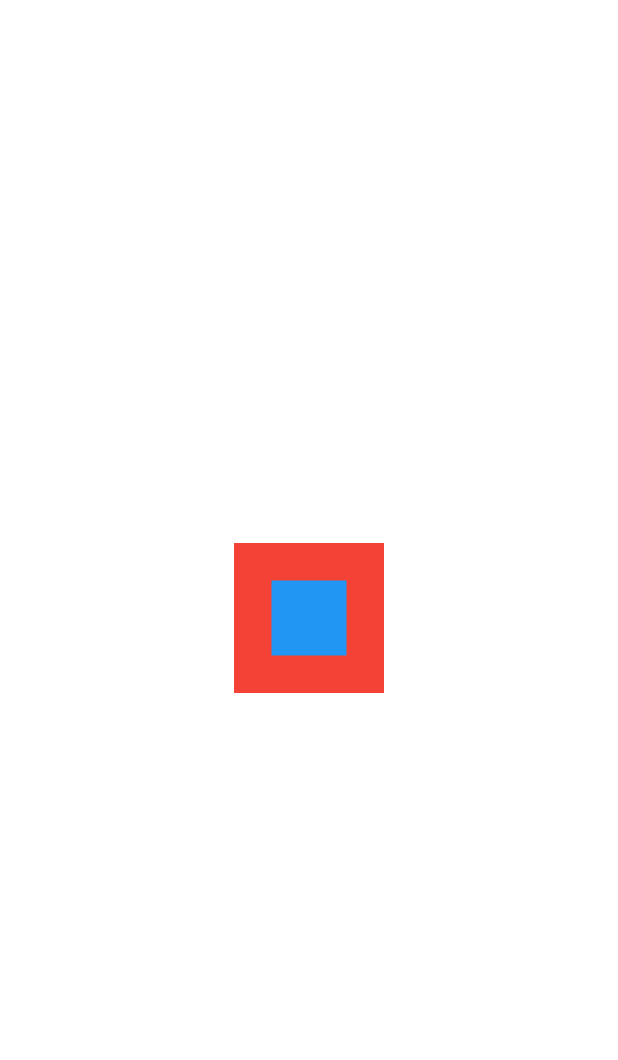
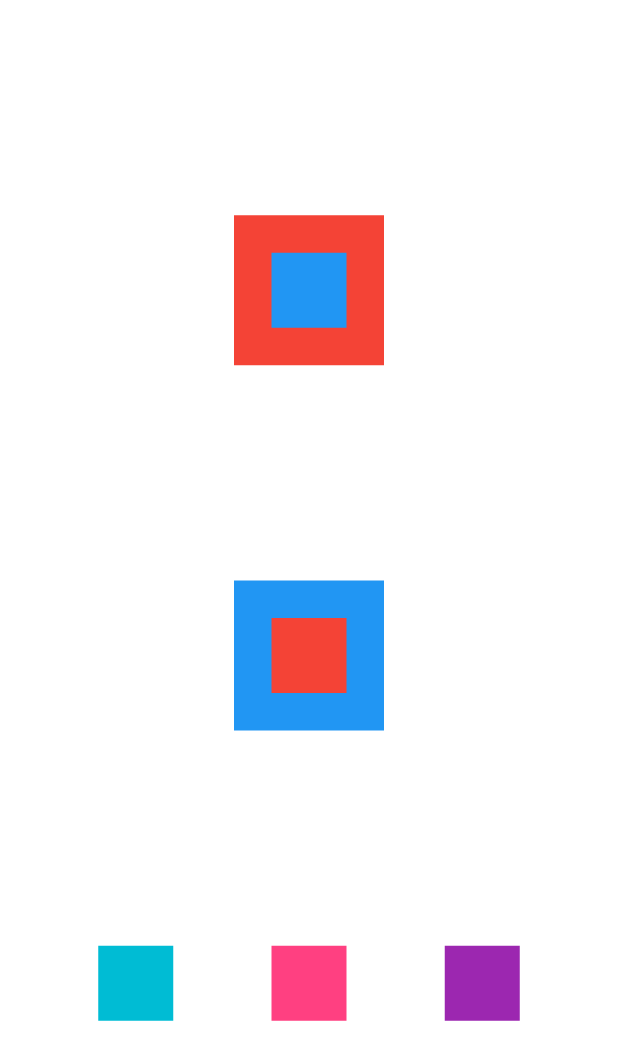
Before and after one commit to ohenriquemonte/flutter_alr_widgets_stateless_stateful, a Flutter app: the screen it shows after launch, on a phone screen of 412 x 824 dp. Shown: the top 1060 px of the screen. Run offline on Flutter 3.47's test engine with Material 2 defaults, Android fonts, the phone set to English and light mode, and no system bars.

Commit message:
02.04 - Column e Row

```diff
--- a/lib/main.dart
+++ b/lib/main.dart
@@ -14,18 +14,31 @@ class MyApp extends StatelessWidget {
       theme: ThemeData(
         primarySwatch: Colors.blue,
       ),
-      home: Stack(
-        alignment: AlignmentDirectional.center,
+      home: Column(
+        mainAxisAlignment: MainAxisAlignment.spaceEvenly,
+        crossAxisAlignment: CrossAxisAlignment.center,
         children: [
-          Container(
-            color: Colors.red,
-            width: 100,
-            height: 100,
+          Stack(
+            alignment: AlignmentDirectional.center,
+            children: [
+              Container(color: Colors.red, width: 100, height: 100),
+              Container(color: Colors.blue, width: 50, height: 50),
+            ],
           ),
-          Container(
-            color: Colors.blue,
-            width: 50,
-            height: 50,
+          Stack(
+            alignment: AlignmentDirectional.center,
+            children: [
+              Container(color: Colors.blue, width: 100, height: 100),
+              Container(color: Colors.red, width: 50, height: 50),
+            ],
+          ),
+          Row(
+            mainAxisAlignment: MainAxisAlignment.spaceEvenly,
+            children: [
+              Container(color: Colors.cyan, height: 50, width: 50),
+              Container(color: Colors.pinkAccent, height: 50, width: 50),
+              Container(color: Colors.purple, height: 50, width: 50),
+            ],
           ),
         ],
       ),
```
